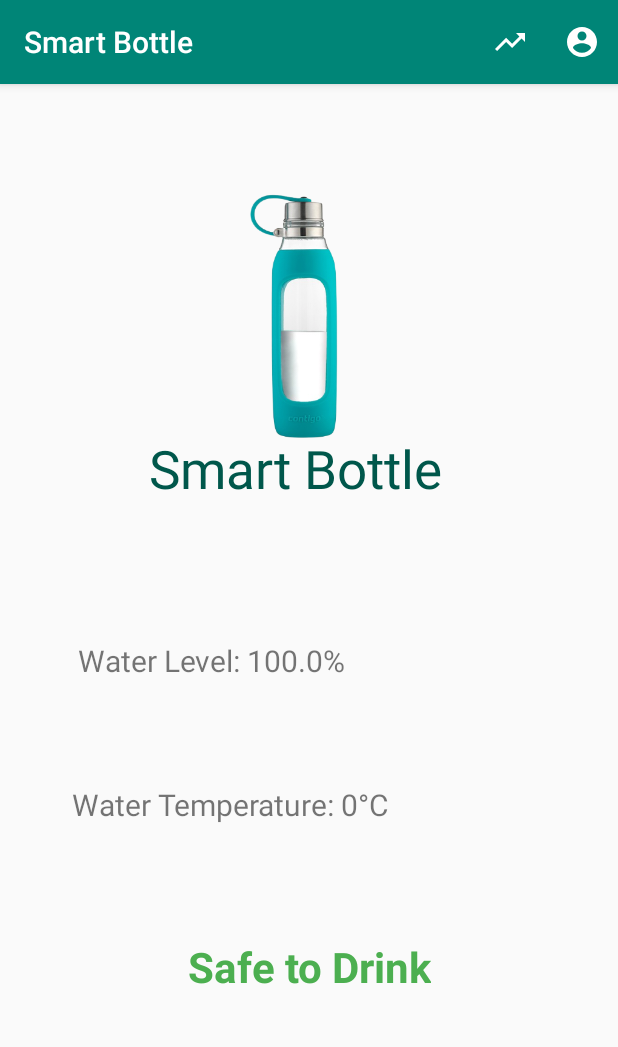
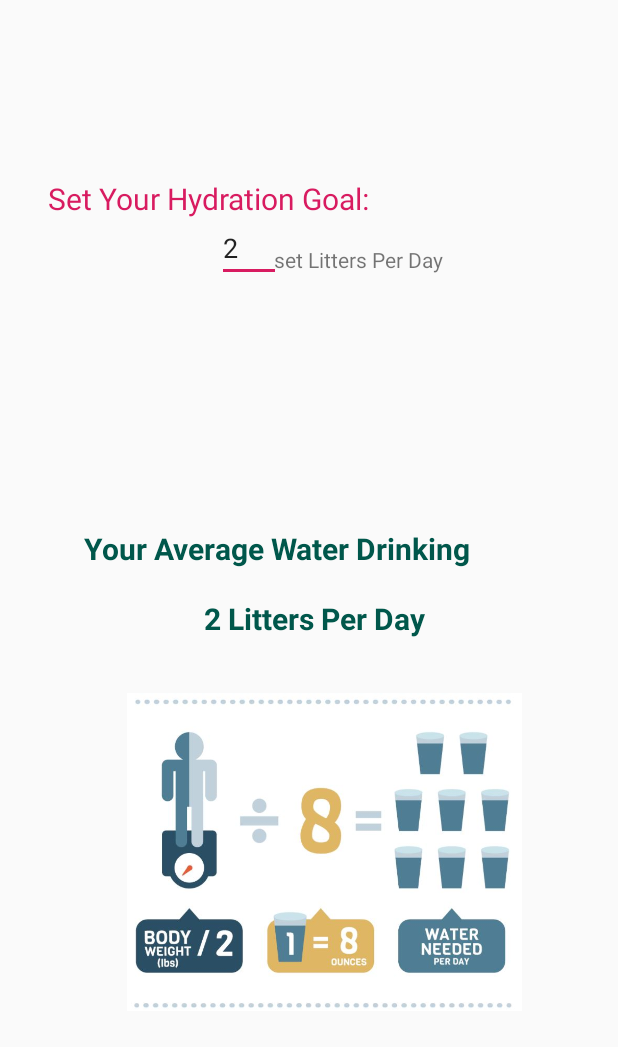
Before and after one commit to LinaMaudlej/bottle, an Android app: the screen it shows after launch (MainActivity before the commit, HydrationActivity after it), after a tap on "Hydration Goal", on a phone screen of 412 x 824 dp. Shown: the top 1047 px of the screen. Run offline under Robolectric (Android 15) with nearby library versions, the phone set to English and light mode, and no system bars.

Commit message:
hydration menu : setting the foal and average

```diff
--- a/app/build.gradle
+++ b/app/build.gradle
@@ -23,6 +23,8 @@ dependencies {
     implementation fileTree(dir: 'libs', include: ['*.jar'])
     implementation 'androidx.appcompat:appcompat:1.1.0'
     implementation 'androidx.constraintlayout:constraintlayout:1.1.3'
+    implementation 'com.google.android.material:material:1.0.0'
+    implementation 'androidx.preference:preference:1.1.0-alpha05'
     testImplementation 'junit:junit:4.12'
     androidTestImplementation 'androidx.test:runner:1.2.0'
     androidTestImplementation 'androidx.test.espresso:espresso-core:3.2.0'
--- a/app/src/main/java/com/example/bottle/Hydration.java
+++ /dev/null
@@ -1,4 +0,0 @@
-package com.example.bottle;
-
-public class Hydration {
-}
--- /dev/null
+++ b/app/src/main/java/com/example/bottle/HydrationActivity.java
@@ -0,0 +1,14 @@
+package com.example.bottle;
+
+import androidx.appcompat.app.AppCompatActivity;
+
+import android.os.Bundle;
+
+public class HydrationActivity extends AppCompatActivity {
+
+    @Override
+    protected void onCreate(Bundle savedInstanceState) {
+        super.onCreate(savedInstanceState);
+        setContentView(R.layout.activity_hydration);
+    }
+}
--- a/app/src/main/java/com/example/bottle/MainActivity.java
+++ b/app/src/main/java/com/example/bottle/MainActivity.java
@@ -44,9 +44,13 @@ public class MainActivity extends AppCompatActivity {
         switch(item.getItemId()){
             case R.id.user:
                 Toast.makeText(this," showing your profile settings ",Toast.LENGTH_SHORT).show();
+                Intent intent_user = new Intent(this,UserActivity.class );
+                this.startActivity(intent_user);
                 return true;
             case R.id.hydration:
                     Toast.makeText(this," showing your hydration goal settings ",Toast.LENGTH_SHORT).show();
+                    Intent intent_hydration = new Intent(this, HydrationActivity.class);
+                    this.startActivity(intent_hydration);
                     return true;
         }
         return true;
--- a/app/src/main/java/com/example/bottle/User.java
+++ /dev/null
@@ -1,4 +0,0 @@
-package com.example.bottle;
-
-public class User {
-}
--- /dev/null
+++ b/app/src/main/res/layout/activity_hydration.xml
@@ -0,0 +1,90 @@
+<?xml version="1.0" encoding="utf-8"?>
+<androidx.constraintlayout.widget.ConstraintLayout xmlns:android="http://schemas.android.com/apk/res/android"
+    xmlns:app="http://schemas.android.com/apk/res-auto"
+    xmlns:tools="http://schemas.android.com/tools"
+    android:layout_width="match_parent"
+    android:layout_height="match_parent"
+    tools:context=".HydrationActivity">
+
+    <EditText
+        android:id="@+id/litters"
+        android:layout_width="wrap_content"
+        android:layout_height="wrap_content"
+        android:ems="2"
+        android:inputType="numberDecimal"
+        android:text="2 "
+        app:layout_constraintBottom_toBottomOf="parent"
+        app:layout_constraintEnd_toEndOf="parent"
+        app:layout_constraintHorizontal_bias="0.391"
+        app:layout_constraintStart_toStartOf="parent"
+        app:layout_constraintTop_toTopOf="parent"
+        app:layout_constraintVertical_bias="0.183" />
+
+    <TextView
+        android:id="@+id/hydrationGoal"
+        android:layout_width="253dp"
+        android:layout_height="49dp"
+        android:layout_marginStart="32dp"
+        android:text="Set Your Hydration Goal:"
+        android:textColor="@color/colorAccent"
+        android:textSize="20sp"
+        app:layout_constraintBottom_toBottomOf="parent"
+        app:layout_constraintStart_toStartOf="parent"
+        app:layout_constraintTop_toTopOf="parent"
+        app:layout_constraintVertical_bias="0.153" />
+
+    <TextView
+        android:id="@+id/LittersPerDay"
+        android:layout_width="wrap_content"
+        android:layout_height="wrap_content"
+        android:layout_marginEnd="16dp"
+        android:text="set Litters Per Day"
+        app:layout_constraintBottom_toBottomOf="parent"
+        app:layout_constraintEnd_toEndOf="parent"
+        app:layout_constraintHorizontal_bias="0.272"
+        app:layout_constraintStart_toStartOf="@+id/litters"
+        app:layout_constraintTop_toTopOf="parent"
+        app:layout_constraintVertical_bias="0.203" />
+
+
+    <TextView
+        android:id="@+id/average_water"
+        android:layout_width="333dp"
+        android:layout_height="38dp"
+        android:layout_marginStart="56dp"
+        android:text="Your Average Water Drinking"
+        android:textColor="@color/colorPrimaryDark"
+        android:textSize="20sp"
+        android:textStyle="bold"
+        app:layout_constraintBottom_toBottomOf="parent"
+        app:layout_constraintStart_toStartOf="parent"
+        app:layout_constraintTop_toBottomOf="@+id/hydrationGoal"
+        app:layout_constraintVertical_bias="0.298" />
+
+    <TextView
+        android:id="@+id/averagelittersPerDay"
+        android:layout_width="wrap_content"
+        android:layout_height="wrap_content"
+        android:layout_marginEnd="16dp"
+        android:text="2 Litters Per Day"
+        android:textColor="@color/colorPrimaryDark"
+        android:textSize="20sp"
+        android:textStyle="bold"
+        app:layout_constraintBottom_toBottomOf="parent"
+        app:layout_constraintEnd_toEndOf="parent"
+        app:layout_constraintHorizontal_bias="0.547"
+        app:layout_constraintStart_toStartOf="parent"
+        app:layout_constraintTop_toTopOf="parent" />
+
+    <ImageView
+        android:id="@+id/imageView"
+        android:layout_width="295dp"
+        android:layout_height="212dp"
+        app:layout_constraintBottom_toBottomOf="parent"
+        app:layout_constraintEnd_toEndOf="parent"
+        app:layout_constraintHorizontal_bias="0.586"
+        app:layout_constraintStart_toStartOf="parent"
+        app:layout_constraintTop_toTopOf="parent"
+        app:layout_constraintVertical_bias="0.755"
+        app:srcCompat="@mipmap/water" />
+</androidx.constraintlayout.widget.ConstraintLayout>
--- a/app/src/main/res/values/colors.xml
+++ b/app/src/main/res/values/colors.xml
@@ -4,5 +4,5 @@
     <color name="colorPrimaryDark">#00574B</color>
     <color name="colorAccent">#D81B60</color>
     <color name="colorGreen">#4CAF50</color>
-
+    <color name="colorBack">#000000</color>
 </resources>
--- a/app/src/main/res/values/styles.xml
+++ b/app/src/main/res/values/styles.xml
@@ -8,4 +8,13 @@
         <item name="colorAccent">@color/colorAccent</item>
     </style>
 
+    <style name="AppTheme.NoActionBar">
+        <item name="windowActionBar">false</item>
+        <item name="windowNoTitle">true</item>
+    </style>
+
+    <style name="AppTheme.AppBarOverlay" parent="ThemeOverlay.AppCompat.Dark.ActionBar" />
+
+    <style name="AppTheme.PopupOverlay" parent="ThemeOverlay.AppCompat.Light" />
+
 </resources>
```
Also changed, not shown: app/src/main/AndroidManifest.xml (+15 -5 lines), app/src/main/java/com/example/bottle/UserActivity.java (added, +14 -0 lines), app/src/main/res/layout/activity_user.xml (added, +9 -0 lines), app/src/main/res/values/strings.xml (+17 -0 lines), app/src/main/res/mipmap-mdpi/water.JPG (added).
